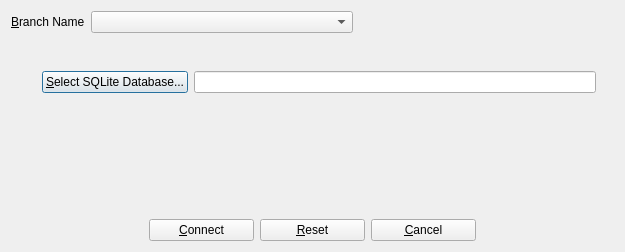
textbrowser/biblioteq, file UI/biblioteq_branch_s.ui: the form before one commit.
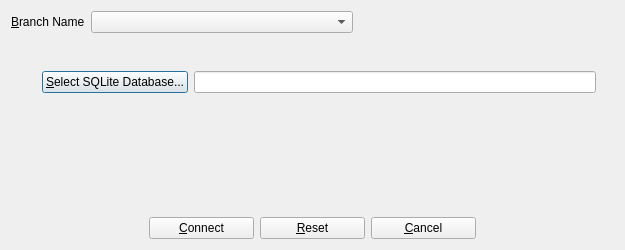
The form after the commit. Icons and pictures are not drawn.

The edit to the form file:
```diff
--- a/UI/biblioteq_branch_s.ui
+++ b/UI/biblioteq_branch_s.ui
@@ -7,7 +7,7 @@
     <x>0</x>
     <y>0</y>
     <width>625</width>
-    <height>252</height>
+    <height>250</height>
    </rect>
   </property>
   <property name="windowTitle">
```
